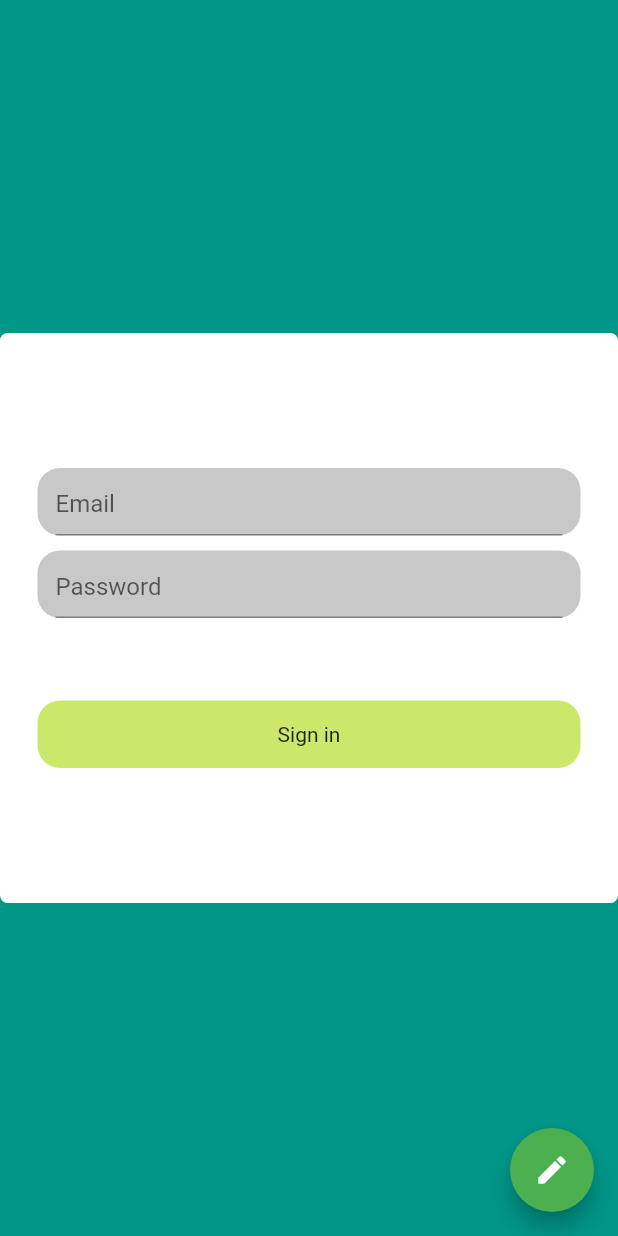
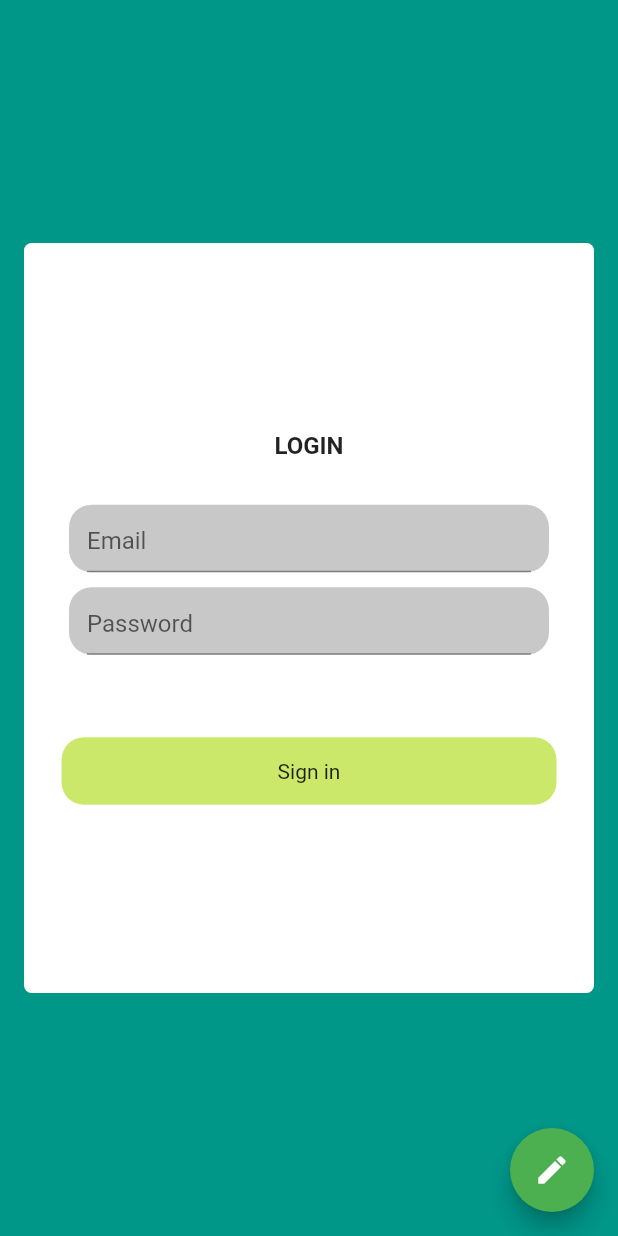
Before and after one commit to Garrike/sistema_advocacia, a Flutter app: the screen it shows after launch, on a phone screen of 412 x 824 dp. Run offline on Flutter 3.47's test engine with Material 2 defaults, Android fonts, the phone set to English and light mode, and no system bars; our stand-ins replace firebase_auth, toast; accounts and stored records are empty; network calls fail.

Commit message:
modificações tela de login

```diff
--- a/lib/login_screen.dart
+++ b/lib/login_screen.dart
@@ -103,8 +103,8 @@ class _LoginPageState extends State<LoginPage> {
         ),
         child: Center(
           child: Container(
-            height: 380.0,
-            width: 420.0,
+            height: 500.0,
+            width: 380.0,
             decoration: BoxDecoration(
               color: Colors.white,
               borderRadius: BorderRadius.circular(5),
@@ -113,6 +113,7 @@ class _LoginPageState extends State<LoginPage> {
               mainAxisAlignment: MainAxisAlignment.center,
               crossAxisAlignment: CrossAxisAlignment.center,
               children: <Widget>[
+                Text("LOGIN", style: TextStyle(fontWeight: FontWeight.bold, fontSize: 16),),
                 Form(
                   key: formKey,
                   child: Column(
@@ -120,7 +121,7 @@ class _LoginPageState extends State<LoginPage> {
                     crossAxisAlignment: CrossAxisAlignment.center,
                     children: <Widget>[
                       Padding(
-                        padding: EdgeInsets.only(left: 25, right: 25),
+                        padding: EdgeInsets.only(left: 30, right: 30, top: 30),
                         child: Container(
                           height: 45,
                           decoration: BoxDecoration(
@@ -131,7 +132,7 @@ class _LoginPageState extends State<LoginPage> {
                             padding: const EdgeInsets.only(left: 12.0, right: 12.0),
                             child: TextFormField(
                               decoration: InputDecoration(hintText: "Email"),
-                              validator: (value) => value.isEmpty ? 'Email is required' : validateEmail(value.trim()),
+                              //validator: (value) => value.isEmpty ? 'Email is required' : validateEmail(value.trim()),
                               onChanged: (value) {
                                 this.email = value;
                               },
@@ -140,7 +141,7 @@ class _LoginPageState extends State<LoginPage> {
                         ),
                       ),
                       Padding(
-                        padding: EdgeInsets.only(left: 25, right: 25, top: 10, bottom: 5),
+                        padding: EdgeInsets.only(left: 30, right: 30, top: 10, bottom: 5),
                         child: Container(
                           height: 45,
                           decoration: BoxDecoration(
@@ -152,7 +153,7 @@ class _LoginPageState extends State<LoginPage> {
                             child: TextFormField(
                               obscureText: true,
                               decoration: InputDecoration(hintText: "Password"),
-                              validator: (value) => value.isEmpty ? 'Password is required' : null,
+                              //validator: (value) => value.isEmpty ? 'Password is required' : null,
                               onChanged: (value) {
                                 this.password = value;
                               },
@@ -173,7 +174,7 @@ class _LoginPageState extends State<LoginPage> {
                             //width: 100,
                             decoration: BoxDecoration(
                               color: Color.fromRGBO(203, 232, 106, 1),
-                              borderRadius: BorderRadius.circular(15)
+                              borderRadius: BorderRadius.circular(15),
                             ),
                             child: Center(
                               child: Text('Sign in'),
```
